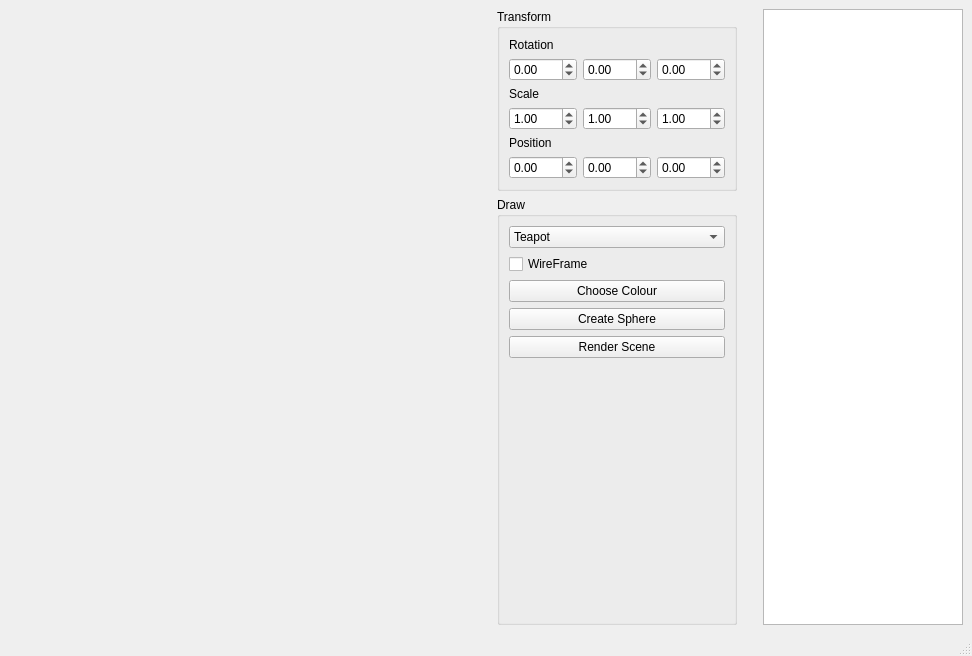
Qt form raytracer/Raytracer/ui/MainWindow.ui (toashby/cppRaytracer) before a commit.
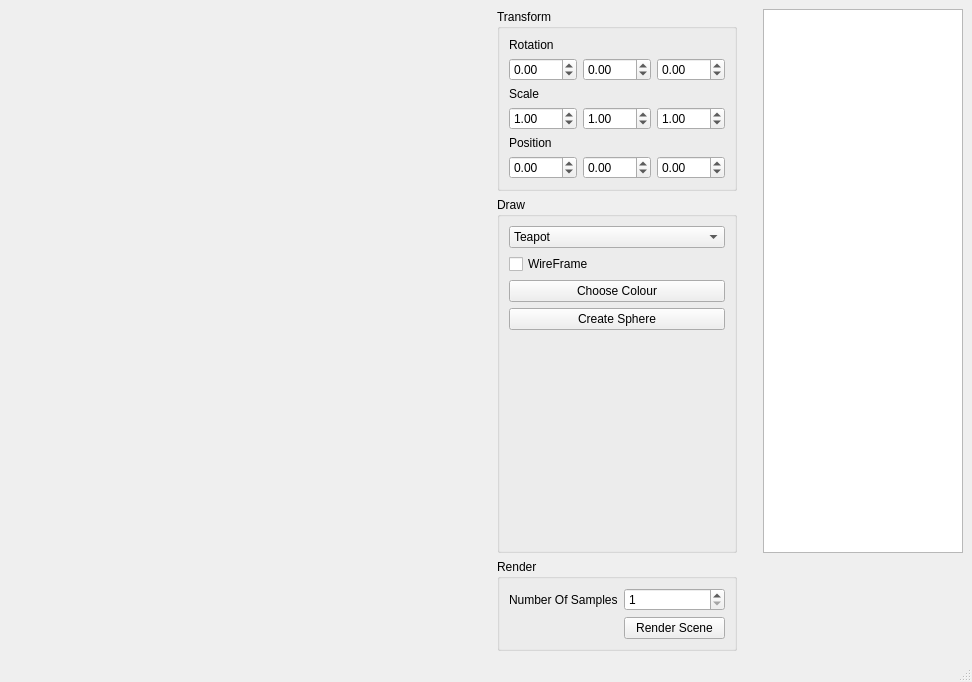
The same form after that commit.

Commit message: added number of samples box

What changed in the file:
```diff
--- a/raytracer/Raytracer/ui/MainWindow.ui
+++ b/raytracer/Raytracer/ui/MainWindow.ui
@@ -7,7 +7,7 @@
     <x>0</x>
     <y>0</y>
     <width>972</width>
-    <height>656</height>
+    <height>682</height>
    </rect>
   </property>
   <property name="windowTitle">
@@ -168,13 +168,6 @@
        <string>Draw</string>
       </property>
       <layout class="QGridLayout" name="gridLayout_2">
-       <item row="5" column="0">
-        <widget class="QPushButton" name="m_renderButton">
-         <property name="text">
-          <string>Render Scene</string>
-         </property>
-        </widget>
-       </item>
        <item row="0" column="0">
         <widget class="QComboBox" name="m_objectSelection">
          <item>
@@ -208,7 +201,14 @@
          </property>
         </widget>
        </item>
-       <item row="7" column="0">
+       <item row="4" column="0">
+        <widget class="QPushButton" name="m_createSphere">
+         <property name="text">
+          <string>Create Sphere</string>
+         </property>
+        </widget>
+       </item>
+       <item row="6" column="0">
         <spacer name="verticalSpacer">
          <property name="orientation">
           <enum>Qt::Vertical</enum>
@@ -221,13 +221,6 @@
          </property>
         </spacer>
        </item>
-       <item row="4" column="0">
-        <widget class="QPushButton" name="m_createSphere">
-         <property name="text">
-          <string>Create Sphere</string>
-         </property>
-        </widget>
-       </item>
       </layout>
      </widget>
     </item>
@@ -267,6 +260,39 @@
       </property>
      </widget>
     </item>
+    <item row="2" column="1">
+     <widget class="QGroupBox" name="groupBox">
+      <property name="title">
+       <string>Render</string>
+      </property>
+      <layout class="QGridLayout" name="gridLayout_3">
+       <item row="0" column="1">
+        <widget class="QSpinBox" name="m_numSamplesBox">
+         <property name="minimum">
+          <number>1</number>
+         </property>
+         <property name="maximum">
+          <number>999999</number>
+         </property>
+        </widget>
+       </item>
+       <item row="1" column="1">
+        <widget class="QPushButton" name="m_renderButton">
+         <property name="text">
+          <string>Render Scene</string>
+         </property>
+        </widget>
+       </item>
+       <item row="0" column="0">
+        <widget class="QLabel" name="samplesLabel">
+         <property name="text">
+          <string>Number Of Samples</string>
+         </property>
+        </widget>
+       </item>
+      </layout>
+     </widget>
+    </item>
    </layout>
   </widget>
   <widget class="QMenuBar" name="menubar">
@@ -275,7 +301,7 @@
      <x>0</x>
      <y>0</y>
      <width>972</width>
-     <height>22</height>
+     <height>25</height>
     </rect>
    </property>
   </widget>
```
The commit also changes 15 other files.
